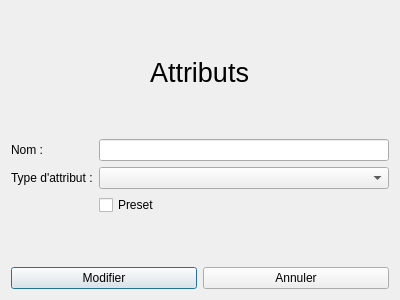
Before: the Qt Designer form fenetre/formModifierAttribut.ui in helarion/Application-JDR, drawn with Qt 5.
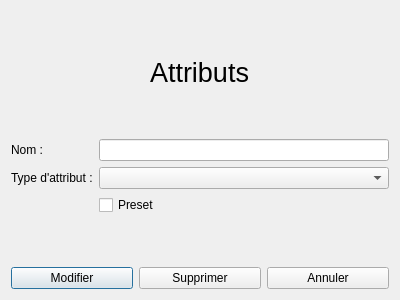
After: the same form once the commit is applied.

The edit to the form file:
```diff
--- a/fenetre/formModifierAttribut.ui
+++ b/fenetre/formModifierAttribut.ui
@@ -69,6 +69,13 @@
        </property>
       </widget>
      </item>
+     <item>
+      <widget class="QPushButton" name="supprimerButton">
+       <property name="text">
+        <string>Supprimer</string>
+       </property>
+      </widget>
+     </item>
      <item>
       <widget class="QPushButton" name="retourButton">
        <property name="text">
```
Left out of the diff: 2 changed lines with no effect on the pictures.
